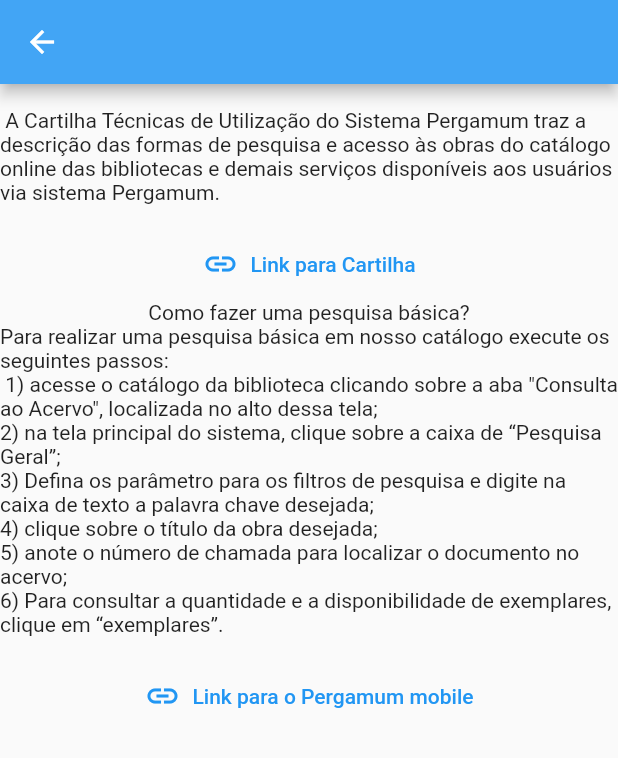
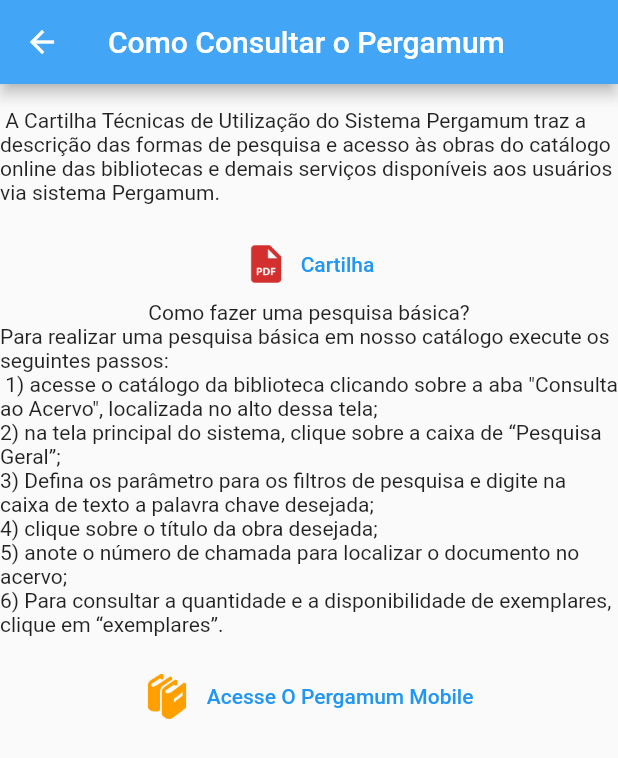
Before and after one commit to aureliodeboa/AplicativoSIBI, a Flutter app: the telapergamun screen opened directly, on a phone screen of 412 x 824 dp. Shown: the top 758 px of the screen. Run offline on Flutter 3.47's test engine with Material 2 defaults, Android fonts, the phone set to English and light mode, and no system bars; our stand-ins replace youtube_player_flutter; network calls fail.

```diff
--- a/lib/teladelinks.dart
+++ b/lib/teladelinks.dart
@@ -23,6 +23,7 @@ class _teladelinksState extends State<teladelinks> {
   @override
   Widget build(BuildContext context) {
     return Scaffold(
+
       body: Center(
         child: Column(
           children: [
--- a/lib/telaguiausuario.dart
+++ b/lib/telaguiausuario.dart
@@ -13,8 +13,7 @@ class _telaguiausuarioState extends State<telaguiausuario> {
   Widget build(BuildContext context) {
     return Scaffold(
       appBar: AppBar(
-        backgroundColor: Colors.blue[400],
-      ),
+        backgroundColor: Colors.blue[400],title: Text('Guia do Usuario'),      ),
       body: SingleChildScrollView(
         child: Center(
           child: Column(
--- a/lib/telapegamun.dart
+++ b/lib/telapegamun.dart
@@ -22,7 +22,7 @@ class _telapergamunState extends State<telapergamun> {
   Widget build(BuildContext context) {
     return Scaffold(
       appBar: AppBar(
-        backgroundColor: Colors.blue[400],
+        backgroundColor: Colors.blue[400],title: Text('Como Consultar o Pergamum')
 
       ),
       body: SingleChildScrollView(
@@ -36,8 +36,8 @@ class _telapergamunState extends State<telapergamun> {
                   'e demais serviços disponíveis aos usuários via sistema Pergamum.\n'
                   ),
               TextButton.icon(
-                icon: Icon(Icons.link),
-                label: Text('Link para Cartilha'),
+                icon:Container(child: Image.asset('imagem/icones/pdf.png',width: 30,color: Colors.red[700], ),),
+                label: Text('Cartilha'),
                 onPressed: () => setState(() {
                   launchExternalWebsite("https://portais.univasf.edu.br/sibi/cartilha-tecnicas-de-utilizacao-do-sistema-pergamum.pdf");
 
@@ -52,8 +52,8 @@ class _telapergamunState extends State<telapergamun> {
                   '5) anote o número de chamada para localizar o documento no acervo;\n'
                   '6) Para consultar a quantidade e a disponibilidade de exemplares, clique em “exemplares”.\n'),
               TextButton.icon(
-                icon: Icon(Icons.link),
-                label: Text('Link para o Pergamum mobile'),
+                icon: Container(child: Image.asset('imagem/icones/pergamun.png',width: 30,color:Colors.amber[700] ),),
+                label: Text(' Acesse O Pergamum Mobile'),
                 onPressed: () => setState(() {
                   launchExternalWebsite("https://biblioteca.univasf.edu.br/pergamum/mobile/index.php");
 
--- a/lib/telareservalivro.dart
+++ b/lib/telareservalivro.dart
@@ -25,7 +25,7 @@ class _telareservalivroState extends State<telareservalivro> {
     return Scaffold(
       appBar: AppBar(
         backgroundColor: Colors.blue[400],
-       title: Text('Reserva de Livros'),
+       title: Text('Reserva  e  Renovaçao de Livros'),
       ),
       body: SingleChildScrollView(
         child: Center(
```
Also changed, not shown: lib/telatutoriais.dart (+56 -4 lines).
